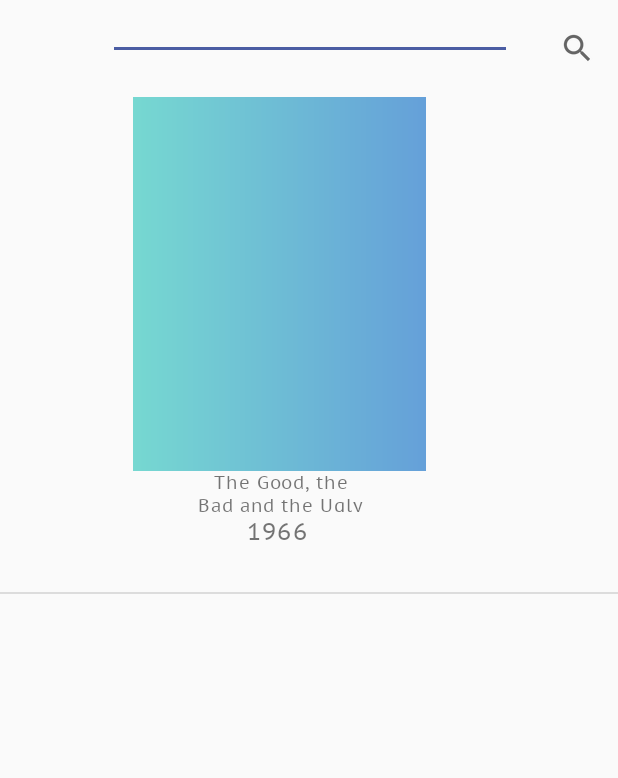
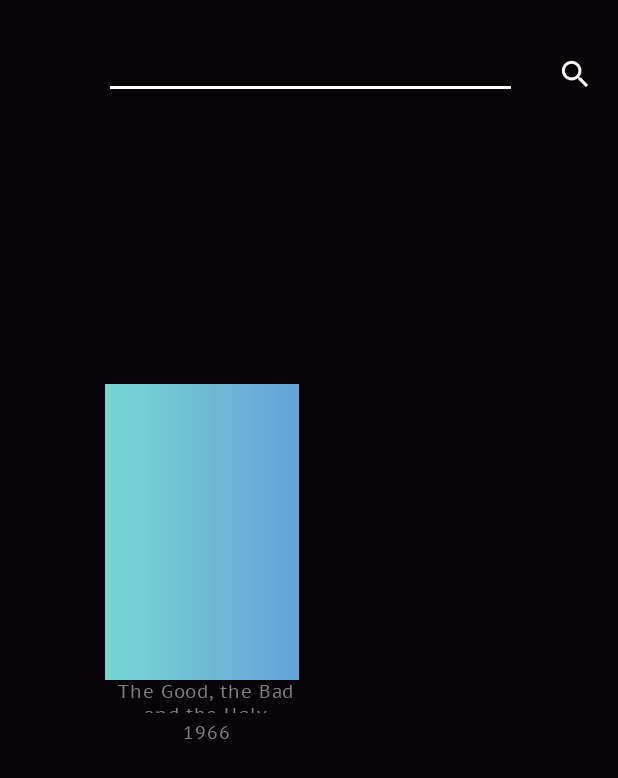
Before and after one commit to taredalen/BusterTheque, an Android app: the fragment SearchFilmFragment shown on its own in the app's theme, after a tap on "search", on a phone screen of 412 x 824 dp. Shown: the top 778 px of the screen. Run offline under Robolectric (Android 15) with nearby library versions, the phone set to English and light mode, and no system bars; pictures from the network do not load; 1 statement that could not run was skipped.

Commit message:
commit_28_04_02

```diff
--- a/app/src/main/java/com/example/test/ui/film/SearchFilmFragment.java
+++ b/app/src/main/java/com/example/test/ui/film/SearchFilmFragment.java
@@ -15,6 +15,7 @@
 import androidx.fragment.app.Fragment;
 import androidx.navigation.Navigation;
 import androidx.recyclerview.widget.DividerItemDecoration;
+import androidx.recyclerview.widget.GridLayoutManager;
 import androidx.recyclerview.widget.LinearLayoutManager;
 import androidx.recyclerview.widget.RecyclerView;
 
@@ -65,7 +66,9 @@
         recyclerView.setHasFixedSize(true);
         recyclerView.addItemDecoration(new DividerItemDecoration(getActivity(), DividerItemDecoration.VERTICAL));
         LinearLayoutManager layout = new LinearLayoutManager(getActivity());
-        recyclerView.setLayoutManager(layout);
+        recyclerView.setLayoutManager(new GridLayoutManager(getActivity(), 2));
+
+        //recyclerView.setLayoutManager(layout);
         recyclerView.setAdapter(adapter);
 
         btn.setOnClickListener(v -> {
--- a/app/src/main/res/layout/app_bar_main.xml
+++ b/app/src/main/res/layout/app_bar_main.xml
@@ -22,10 +22,10 @@
 
         <androidx.appcompat.widget.Toolbar
             android:id="@+id/toolbar"
-            android:layout_width="match_parent"
-            android:layout_height="44dp"
+            android:layout_width="172dp"
+            android:layout_height="37dp"
             android:layout_alignParentBottom="true"
-            android:layout_marginBottom="528dp"
+            android:layout_marginBottom="579dp"
             android:background="#0000"
             android:visibility="visible"
             app:popupTheme="@style/TransparentActionBar" />
--- a/app/src/main/res/layout/recycler_list_item.xml
+++ b/app/src/main/res/layout/recycler_list_item.xml
@@ -3,7 +3,9 @@
     xmlns:app="http://schemas.android.com/apk/res-auto"
     xmlns:tools="http://schemas.android.com/tools"
     android:layout_width="wrap_content"
-    android:layout_height="wrap_content">
+    android:layout_height="wrap_content"
+    app:layoutManager="androidx.recyclerview.widget.GridLayoutManager"
+    app:spanCount="2">
 
     <androidx.cardview.widget.CardView
         android:layout_width="wrap_content"
@@ -21,60 +23,59 @@
 
     <androidx.constraintlayout.widget.ConstraintLayout
         android:id="@+id/constraintLayout"
-        android:layout_width="317dp"
-        android:layout_height="341dp"
+        android:layout_width="160dp"
+        android:layout_height="275dp"
         android:layout_marginTop="1dp"
         app:layout_constraintBottom_toBottomOf="parent"
         app:layout_constraintEnd_toEndOf="parent"
-        app:layout_constraintHorizontal_bias="1.0"
+        app:layout_constraintHorizontal_bias="0.0"
         app:layout_constraintStart_toStartOf="parent"
         app:layout_constraintTop_toTopOf="parent"
         app:layout_constraintVertical_bias="0.0">
 
         <TextView
             android:id="@+id/textViewTitle"
-            android:layout_width="153dp"
-            android:layout_height="27dp"
-            android:autoSizeTextType="uniform"
-            android:breakStrategy="balanced"
+            android:layout_width="134dp"
+            android:layout_height="22dp"
+            android:fontFamily="@font/pt_sans_caption_regular"
             android:gravity="center"
+            android:letterSpacing="0.05"
             android:maxLines="5"
             android:text="TextView"
-            android:fontFamily="@font/pt_sans_caption_regular"
-            android:letterSpacing="0.05"
-            android:textSize="16sp"
+            android:textColor="@color/colorAccent"
+            android:textSize="12sp"
             app:layout_constraintBottom_toBottomOf="parent"
-            app:layout_constraintEnd_toEndOf="parent"
-            app:layout_constraintHorizontal_bias="0.67"
-            app:layout_constraintStart_toStartOf="parent"
+            app:layout_constraintEnd_toEndOf="@+id/imageViewPoster"
+            app:layout_constraintStart_toStartOf="@+id/imageViewPoster"
             app:layout_constraintTop_toTopOf="parent"
-            app:layout_constraintVertical_bias="0.869" />
+            app:layout_constraintVertical_bias="0.858" />
 
         <ImageView
             android:id="@+id/imageViewPoster"
-            android:layout_width="195dp"
-            android:layout_height="249dp"
-            app:layout_constraintBottom_toTopOf="@+id/textViewTitle"
+            android:layout_width="133dp"
+            android:layout_height="197dp"
+            app:layout_constraintBottom_toBottomOf="parent"
             app:layout_constraintEnd_toEndOf="parent"
-            app:layout_constraintHorizontal_bias="0.729"
+            app:layout_constraintHorizontal_bias="0.481"
             app:layout_constraintStart_toStartOf="parent"
             app:layout_constraintTop_toTopOf="parent"
-            app:layout_constraintVertical_bias="1.0"
+            app:layout_constraintVertical_bias="0.256"
             app:srcCompat="@drawable/gradient" />
 
         <TextView
             android:id="@+id/textViewYear"
             android:layout_width="67dp"
             android:layout_height="25dp"
+            android:fontFamily="@font/pt_sans_caption_regular"
             android:gravity="center"
+            android:letterSpacing="0.05"
             android:text="TextView"
-            android:fontFamily="@font/pt_sans_caption_regular"
-            android:letterSpacing="0.05"
-            android:textSize="16sp"
+            android:textColor="@color/colorAccent"
+            android:textSize="12sp"
             app:layout_constraintBottom_toBottomOf="parent"
-            app:layout_constraintEnd_toEndOf="parent"
-            app:layout_constraintHorizontal_bias="0.604"
-            app:layout_constraintStart_toStartOf="parent"
+            app:layout_constraintEnd_toEndOf="@+id/textViewTitle"
+            app:layout_constraintHorizontal_bias="0.507"
+            app:layout_constraintStart_toStartOf="@+id/textViewTitle"
             app:layout_constraintTop_toBottomOf="@+id/textViewTitle"
             app:layout_constraintVertical_bias="0.0" />
     </androidx.constraintlayout.widget.ConstraintLayout>
--- a/app/src/main/res/layout/search_film.xml
+++ b/app/src/main/res/layout/search_film.xml
@@ -3,7 +3,8 @@
     xmlns:app="http://schemas.android.com/apk/res-auto"
     xmlns:tools="http://schemas.android.com/tools"
     android:layout_width="match_parent"
-    android:layout_height="match_parent">
+    android:layout_height="match_parent"
+    android:background="@color/colorBack">
 
     <com.google.android.material.textfield.TextInputLayout
         android:id="@+id/textInputLayout"
@@ -16,39 +17,43 @@
 
     <ImageButton
         android:id="@+id/searchButton"
-        android:layout_width="31dp"
-        android:layout_height="24dp"
-        android:layout_marginEnd="12dp"
-        android:layout_marginRight="12dp"
+        android:layout_width="26dp"
+        android:layout_height="19dp"
+        android:layout_marginEnd="16dp"
+        android:layout_marginRight="16dp"
         android:background="#0000"
         android:contentDescription="@string/Search"
+        android:tint="@color/colorPrimary"
         app:layout_constraintBottom_toBottomOf="@+id/recyclerView"
         app:layout_constraintEnd_toEndOf="parent"
         app:layout_constraintTop_toTopOf="@+id/textInputLayout"
-        app:layout_constraintVertical_bias="0.025"
+        app:layout_constraintVertical_bias="0.051"
         app:srcCompat="?android:attr/actionModeWebSearchDrawable" />
 
     <com.google.android.material.textfield.TextInputEditText
         android:id="@+id/editText"
-        android:layout_width="269dp"
-        android:layout_height="40dp"
+        android:layout_width="275dp"
+        android:layout_height="42dp"
+        android:textColor="@color/colorPrimary"
+        android:textSize="14sp"
+        app:backgroundTint="@color/colorPrimary"
         app:layout_constraintBottom_toBottomOf="parent"
         app:layout_constraintEnd_toEndOf="parent"
         app:layout_constraintHorizontal_bias="0.505"
         app:layout_constraintStart_toStartOf="parent"
         app:layout_constraintTop_toTopOf="parent"
-        app:layout_constraintVertical_bias="0.0" />
+        app:layout_constraintVertical_bias="0.031" />
 
     <androidx.recyclerview.widget.RecyclerView
         android:id="@+id/recyclerView"
-        android:layout_width="0dp"
-        android:layout_height="0dp"
+        android:layout_width="284dp"
+        android:layout_height="559dp"
         app:layout_constraintBottom_toBottomOf="parent"
         app:layout_constraintEnd_toEndOf="parent"
-        app:layout_constraintHorizontal_bias="0.511"
+        app:layout_constraintHorizontal_bias="0.447"
         app:layout_constraintStart_toStartOf="parent"
         app:layout_constraintTop_toBottomOf="@+id/editText"
-        app:layout_constraintVertical_bias="0.568" >
+        app:layout_constraintVertical_bias="0.85">
 
     </androidx.recyclerview.widget.RecyclerView>
 
--- a/app/src/main/res/values-v21/styles.xml
+++ b/app/src/main/res/values-v21/styles.xml
@@ -6,9 +6,14 @@
     </style>
     <style name="AppTheme" parent="Theme.AppCompat.Light.NoActionBar">
         <!-- Customize your theme here. -->
-        <item name="colorPrimary">#FFFFFF</item>
-        <item name="colorPrimaryDark">#FFFFFF</item>
-        <item name="colorAccent">#4B5DA3</item>
+        <item name="colorPrimary">@color/colorPrimary</item>
+        <item name="colorPrimaryDark">@color/colorPrimaryDark</item>
+        <item name="colorAccent">@color/colorAccent</item>
         <item name="android:navigationBarColor">#FFFFFF</item>
+        <item name="android:windowNoTitle">true</item>
+        <item name="android:windowActionBar">false</item>
+        <item name="android:windowFullscreen">true</item>
+        <item name="android:windowContentOverlay">@null</item>
+        <item name="drawerArrowStyle">@style/DrawerArrowStyle</item>
     </style>
 </resources>
--- a/app/src/main/res/values/colors.xml
+++ b/app/src/main/res/values/colors.xml
@@ -1,6 +1,7 @@
 <?xml version="1.0" encoding="utf-8"?>
 <resources>
-    <color name="colorPrimary">#1D1D27</color>
+    <color name="colorPrimary">#FFFFFF</color>
     <color name="colorPrimaryDark">#1D1D27</color>
-    <color name="colorAccent">#1D1D27</color>
+    <color name="colorAccent">#7F7F82</color>
+    <color name="colorBack">#080307</color>
 </resources>
--- a/app/src/main/res/values/styles.xml
+++ b/app/src/main/res/values/styles.xml
@@ -24,5 +24,8 @@
         <item name="android:textSize">18sp</item>
         <item name="android:fontFamily">@font/pt_sans_caption_bold</item>
     </style>
-
+    <style name="DrawerArrowStyle" parent="@style/Widget.AppCompat.DrawerArrowToggle">
+        <item name="spinBars">true</item>
+        <item name="color">@color/colorPrimary</item>
+    </style>
 </resources>
```
